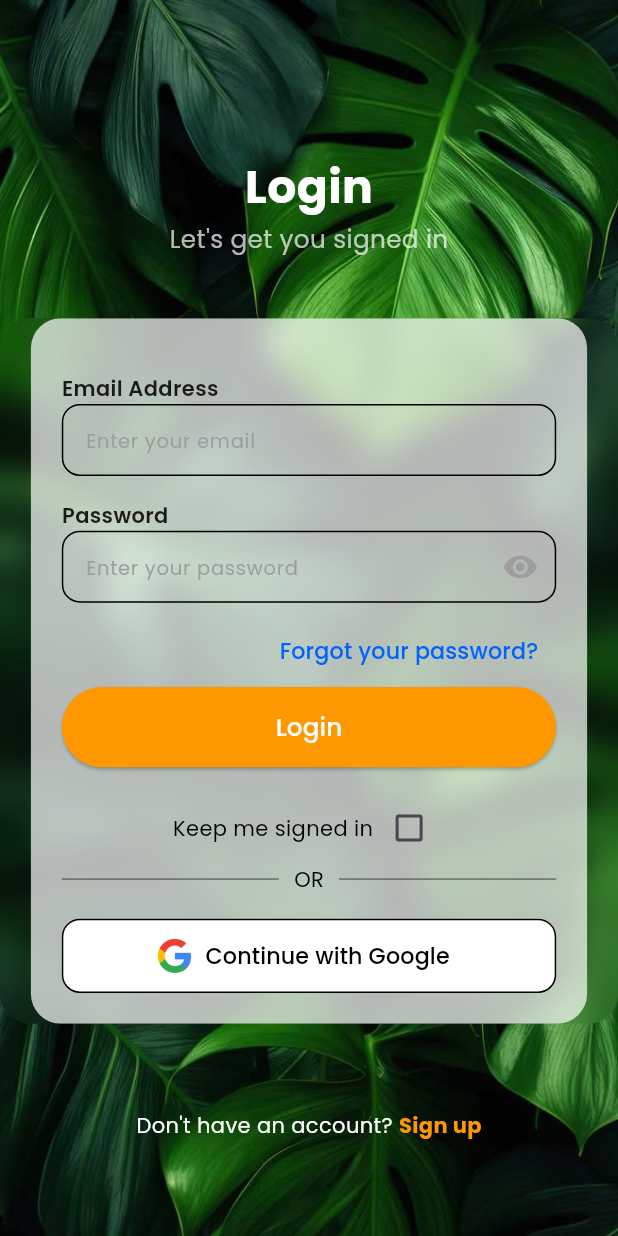
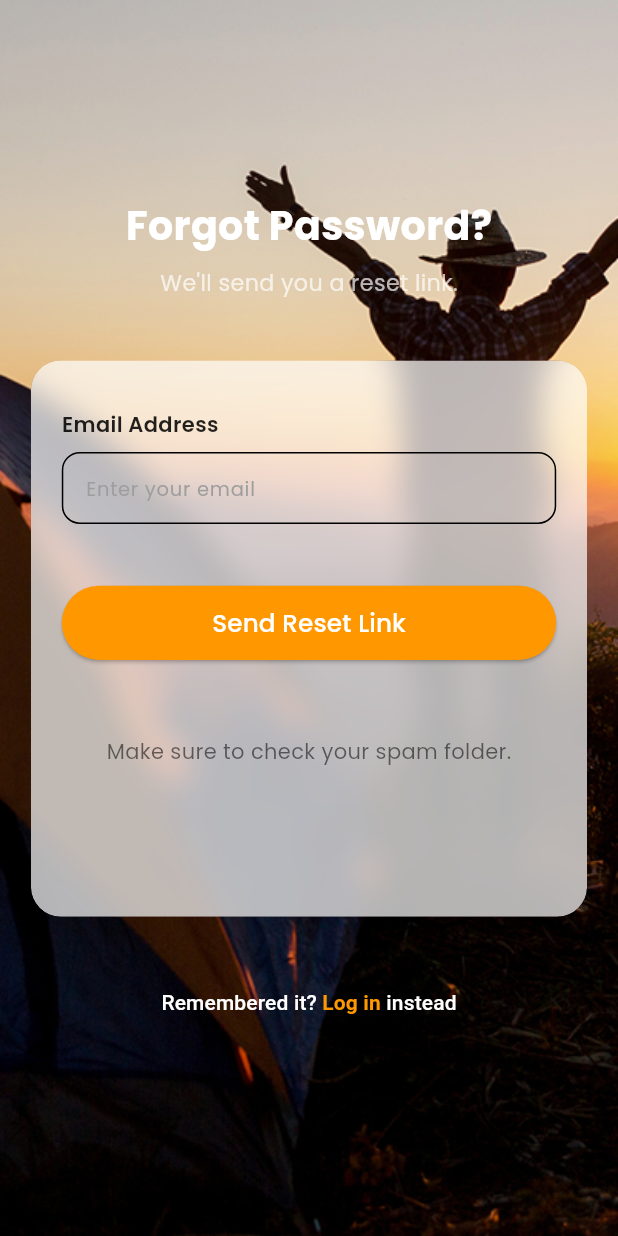
Before and after one commit to Rashmika2590/tourism_app_new, a Flutter app: the screen it shows after launch, after a tap on the "logout" icon, after a tap on "Forgot your password?", on a phone screen of 412 x 824 dp. Run offline on Flutter 3.47's test engine with Material 3 defaults, Android fonts, the phone set to English and light mode, and no system bars; our stand-ins replace firebase_auth, firebase_core, geocoding, google_fonts, google_maps_flutter, intl_phone_field and 1 more; accounts and stored records are empty.

Commit message:
constant page & forgot pwd page added

```diff
--- /dev/null
+++ b/tourism_app_new/lib/Screens/Auth/forgot_password.dart
@@ -0,0 +1,228 @@
+import 'dart:ui';
+import 'package:flutter/material.dart';
+import 'package:firebase_auth/firebase_auth.dart';
+import 'package:tourism_app_new/constants/buttons.dart';
+import 'package:tourism_app_new/constants/colors.dart';
+
+class ForgotPasswordPage extends StatefulWidget {
+  const ForgotPasswordPage({super.key});
+
+  @override
+  State<ForgotPasswordPage> createState() => _ForgotPasswordPageState();
+}
+
+class _ForgotPasswordPageState extends State<ForgotPasswordPage> {
+  final TextEditingController _emailController = TextEditingController();
+  final _formKey = GlobalKey<FormState>();
+
+  bool _isSending = false;
+  bool _linkSent = false;
+
+  Future<void> _sendResetLink() async {
+    if (!_formKey.currentState!.validate()) return;
+
+    setState(() => _isSending = true);
+
+    try {
+      await FirebaseAuth.instance.sendPasswordResetEmail(
+        email: _emailController.text.trim(),
+      );
+      setState(() => _linkSent = true);
+      ScaffoldMessenger.of(context).showSnackBar(
+        const SnackBar(content: Text("Password reset link sent!")),
+      );
+    } on FirebaseAuthException catch (e) {
+      ScaffoldMessenger.of(context).showSnackBar(
+        SnackBar(content: Text(e.message ?? "Something went wrong")),
+      );
+    }
+
+    setState(() => _isSending = false);
+  }
+
+  String? _validateEmail(String? value) {
+    final emailRegex = RegExp(r'^[^@]+@[^@]+\.[^@]+');
+    if (value == null || !emailRegex.hasMatch(value)) {
+      return 'Enter a valid email';
+    }
+    return null;
+  }
+
+  @override
+  @override
+  Widget build(BuildContext context) {
+    final screenHeight = MediaQuery.of(context).size.height;
+    final screenWidth = MediaQuery.of(context).size.width;
+
+    return Scaffold(
+      body: Stack(
+        fit: StackFit.expand,
+        children: [
+          Image.asset('assets/images/forgot_password.png', fit: BoxFit.cover),
+          Center(
+            // Center entire scroll view vertically
+            child: SingleChildScrollView(
+              physics: const BouncingScrollPhysics(),
+              child: Column(
+                mainAxisSize: MainAxisSize.min,
+                mainAxisAlignment:
+                    MainAxisAlignment.center, // Center vertically inside column
+                children: [
+                  Text(
+                    'Forgot Password?',
+                    style: TextStyle(
+                      fontSize: screenHeight * 0.032,
+                      fontWeight: FontWeight.bold,
+                      color: Colors.white,
+                    ),
+                  ),
+                  SizedBox(height: screenHeight * 0.01),
+                  Text(
+                    "We'll send you a reset link.",
+                    style: TextStyle(
+                      color: Colors.white70,
+                      fontSize: screenHeight * 0.018,
+                    ),
+                  ),
+                  SizedBox(height: screenHeight * 0.05),
+                  Center(
+                    child: ClipRRect(
+                      borderRadius: BorderRadius.circular(20),
+                      child: BackdropFilter(
+                        filter: ImageFilter.blur(sigmaX: 10, sigmaY: 10),
+                        child: Container(
+                          width: screenWidth * 0.9,
+                          // Set a min height or fixed height to increase size
+                          constraints: BoxConstraints(
+                            minHeight: screenHeight * 0.45, // Increased height
+                          ),
+                          padding: EdgeInsets.symmetric(
+                            horizontal: screenWidth * 0.05,
+                            vertical: screenHeight * 0.04,
+                          ),
+                          decoration: BoxDecoration(
+                            color: Colors.white.withOpacity(0.7),
+                            borderRadius: BorderRadius.circular(20),
+                          ),
+                          child: Form(
+                            key: _formKey,
+                            child: Column(
+                              crossAxisAlignment: CrossAxisAlignment.start,
+                              mainAxisSize: MainAxisSize.min,
+                              children: [
+                                _buildLabeledField(
+                                  label: 'Email Address',
+                                  child: TextFormField(
+                                    controller: _emailController,
+                                    validator: _validateEmail,
+                                    keyboardType: TextInputType.emailAddress,
+                                    style: const TextStyle(color: Colors.black),
+                                    decoration: _inputDecoration(
+                                      'Enter your email',
+                                    ),
+                                  ),
+                                ),
+                                SizedBox(height: screenHeight * 0.05),
+                                CommonButton(
+                                  label: 'Send Reset Link',
+                                  onPressed: _sendResetLink,
+                                  isLoading: _isSending,
+                                  height: screenHeight * 0.06,
+                                  fontSize: screenHeight * 0.02,
+                                ),
+                                SizedBox(height: screenHeight * 0.05),
+                                if (_linkSent) ...[
+                                  SizedBox(height: screenHeight * 0.015),
+                                  Center(
+                                    child: TextButton(
+                                      onPressed:
+                                          _isSending ? null : _sendResetLink,
+                                      child: const Text(
+                                        "Didn't get it? Resend",
+                                        style: TextStyle(color: Colors.orange),
+                                      ),
+                                    ),
+                                  ),
+                                ],
+                                const SizedBox(height: 10),
+                                Center(
+                                  child: Text(
+                                    "Make sure to check your spam folder.",
+                                    style: TextStyle(color: Colors.black54),
+                                  ),
+                                ),
+                              ],
+                            ),
+                          ),
+                        ),
+                      ),
+                    ),
+                  ),
+                  SizedBox(height: screenHeight * 0.04),
+                  // Outside blurred container, remember text
+                  Center(
+                    child: TextButton(
+                      onPressed: () => Navigator.pop(context),
+                      child: Text.rich(
+                        TextSpan(
+                          text: "Remembered it? ",
+                          style: const TextStyle(color: Colors.white),
+                          children: [
+                            TextSpan(
+                              text: "Log in",
+                              style: const TextStyle(
+                                color: AppColors.buttonColor,
+                                fontWeight: FontWeight.bold,
+                              ),
+                            ),
+                            const TextSpan(text: " instead"),
+                          ],
+                        ),
+                      ),
+                    ),
+                  ),
+                ],
+              ),
+            ),
+          ),
+        ],
+      ),
+    );
+  }
+
+  Widget _buildLabeledField({required String label, required Widget child}) {
+    return Column(
+      crossAxisAlignment: CrossAxisAlignment.start,
+      children: [
+        Text(
+          label,
+          style: const TextStyle(
+            color: Colors.black87,
+            fontWeight: FontWeight.w600,
+          ),
+        ),
+        const SizedBox(height: 8),
+        child,
+      ],
+    );
+  }
+
+  InputDecoration _inputDecoration(String hintText) {
+    return InputDecoration(
+      hintText: hintText,
+      hintStyle: const TextStyle(color: Colors.grey, fontSize: 13),
+      filled: true,
+      fillColor: Colors.white.withOpacity(0.0),
+      contentPadding: const EdgeInsets.symmetric(vertical: 12, horizontal: 12),
+      border: OutlineInputBorder(borderRadius: BorderRadius.circular(12)),
+      enabledBorder: OutlineInputBorder(
+        borderRadius: BorderRadius.circular(12),
+        borderSide: const BorderSide(color: Colors.black),
+      ),
+      focusedBorder: OutlineInputBorder(
+        borderRadius: BorderRadius.circular(12),
+        borderSide: const BorderSide(color: Colors.black),
+      ),
+    );
+  }
+}
--- a/tourism_app_new/lib/Screens/Auth/login.dart
+++ b/tourism_app_new/lib/Screens/Auth/login.dart
@@ -1,8 +1,10 @@
 import 'dart:ui';
 import 'package:flutter/material.dart';
 import 'package:tourism_app_new/Screens/Auth/auth_service..dart';
+import 'package:tourism_app_new/Screens/Auth/forgot_password.dart';
 import 'package:tourism_app_new/Screens/Auth/register.dart';
 import 'package:tourism_app_new/Screens/home_page.dart';
+import 'package:tourism_app_new/constants/buttons.dart';
 
 class LoginScreen extends StatefulWidget {
   @override
@@ -151,7 +153,13 @@ class _LoginScreenState extends State<LoginScreen> {
                                 alignment: Alignment.centerRight,
                                 child: TextButton(
                                   onPressed: () {
-                                    // TODO: Forgot password logic
+                                    Navigator.push(
+                                      context,
+                                      MaterialPageRoute(
+                                        builder:
+                                            (_) => const ForgotPasswordPage(),
+                                      ),
+                                    );
                                   },
                                   child: Text(
                                     'Forgot your password?',
@@ -162,30 +170,12 @@ class _LoginScreenState extends State<LoginScreen> {
                                   ),
                                 ),
                               ),
-                              SizedBox(
-                                width: double.infinity,
+                              CommonButton(
+                                label: 'Login',
+                                onPressed: _login,
+                                isLoading: _isLoading,
                                 height: screenHeight * 0.065,
-                                child: ElevatedButton(
-                                  onPressed: _isLoading ? null : _login,
-                                  style: ElevatedButton.styleFrom(
-                                    backgroundColor: Colors.orange,
-                                    shape: RoundedRectangleBorder(
-                                      borderRadius: BorderRadius.circular(30),
-                                    ),
-                                  ),
-                                  child:
-                                      _isLoading
-                                          ? CircularProgressIndicator(
-                                            color: Colors.white,
-                                          )
-                                          : Text(
-                                            'Login',
-                                            style: TextStyle(
-                                              color: Colors.white,
-                                              fontSize: screenHeight * 0.02,
-                                            ),
-                                          ),
-                                ),
+                                fontSize: screenHeight * 0.02,
                               ),
                               SizedBox(height: screenHeight * 0.02),
                               Row(
--- a/tourism_app_new/lib/Screens/Auth/register.dart
+++ b/tourism_app_new/lib/Screens/Auth/register.dart
@@ -4,6 +4,7 @@ import 'package:tourism_app_new/Screens/Auth/auth_service..dart';
 import 'package:tourism_app_new/Screens/Auth/login.dart';
 import 'package:tourism_app_new/Screens/home_page.dart';
 import 'package:intl_phone_field/intl_phone_field.dart';
+import 'package:tourism_app_new/constants/buttons.dart';
 
 class RegistrationScreen extends StatefulWidget {
   @override
@@ -283,28 +284,12 @@ class _RegistrationScreenState extends State<RegistrationScreen> {
                   const SizedBox(height: 20),
 
                   // Create Account button
-                  SizedBox(
-                    width: double.infinity,
+                  CommonButton(
+                    label: 'Create my Account',
+                    onPressed: _register,
+                    isLoading: _isRegistering,
                     height: 50,
-                    child: ElevatedButton(
-                      onPressed: _isRegistering ? null : _register,
-                      style: ElevatedButton.styleFrom(
-                        backgroundColor: Colors.orange,
-                        shape: RoundedRectangleBorder(
-                          borderRadius: BorderRadius.circular(30),
-                        ),
-                      ),
-                      child:
-                          _isRegistering
-                              ? CircularProgressIndicator(color: Colors.white)
-                              : const Text(
-                                'Create my Account',
-                                style: TextStyle(
-                                  fontSize: 16,
-                                  color: Colors.white,
-                                ),
-                              ),
-                    ),
+                    fontSize: 16,
                   ),
 
                   const SizedBox(height: 16),
--- /dev/null
+++ b/tourism_app_new/lib/constants/buttons.dart
@@ -0,0 +1,52 @@
+import 'package:flutter/material.dart';
+import 'package:tourism_app_new/constants/colors.dart';
+
+class CommonButton extends StatelessWidget {
+  final String label;
+  final VoidCallback onPressed;
+  final bool isLoading;
+  final double height;
+  final double fontSize;
+  final Color backgroundColor;
+  final double borderRadius;
+
+  const CommonButton({
+    Key? key,
+    required this.label,
+    required this.onPressed,
+    this.isLoading = false,
+    this.height = 50,
+    this.fontSize = 16,
+    this.backgroundColor = AppColors.buttonColor,
+    this.borderRadius = 30,
+  }) : super(key: key);
+
+  @override
+  Widget build(BuildContext context) {
+    final screenHeight = MediaQuery.of(context).size.height;
+
+    return SizedBox(
+      width: double.infinity,
+      height: height,
+      child: ElevatedButton(
+        onPressed: isLoading ? null : onPressed,
+        style: ElevatedButton.styleFrom(
+          backgroundColor: backgroundColor,
+          shape: RoundedRectangleBorder(
+            borderRadius: BorderRadius.circular(borderRadius),
+          ),
+        ),
+        child:
+            isLoading
+                ? const CircularProgressIndicator(color: Colors.white)
+                : Text(
+                  label,
+                  style: TextStyle(
+                    color: Colors.white,
+                    fontSize: fontSize != 0 ? fontSize : screenHeight * 0.02,
+                  ),
+                ),
+      ),
+    );
+  }
+}
--- /dev/null
+++ b/tourism_app_new/lib/constants/colors.dart
@@ -0,0 +1,11 @@
+import 'package:flutter/material.dart';
+
+class AppColors {
+  static const Color primary = Color(0xFF0066CC);
+  static const Color accent = Color(0xFFFF9900);
+  static const Color background = Color(0xFFF5F5F5);
+  static const Color textPrimary = Color(0xFF333333);
+  static const Color buttonColor = Colors.orange;
+  static const Color buttonText = Colors.white;
+  // Add more colors as needed
+}
--- a/tourism_app_new/pubspec.yaml
+++ b/tourism_app_new/pubspec.yaml
@@ -39,6 +39,7 @@ dependencies:
   google_fonts : ^4.0.4
   google_maps_flutter: ^2.9.0
   geocoding: ^3.0.0
+  go_router: ^14.0.1
 
 dev_dependencies:
   flutter_test:
@@ -67,6 +68,7 @@ flutter:
     - assets/images/background_leaf.jpg
     - assets/images/google_icon.png
     - assets/images/signup_background.png
+    - assets/images/forgot_password.png
 
   # An image asset can refer to one or more resolution-specific "variants", see
   # https://flutter.dev/to/resolution-aware-images
```
Also changed, not shown: tourism_app_new/assets/images/forgot_password.png (added), 1 other file.
